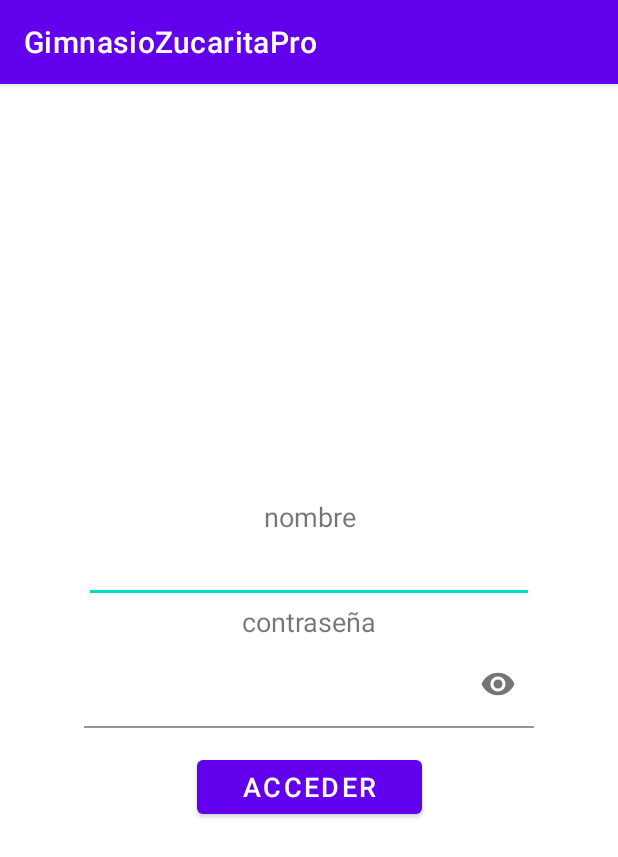
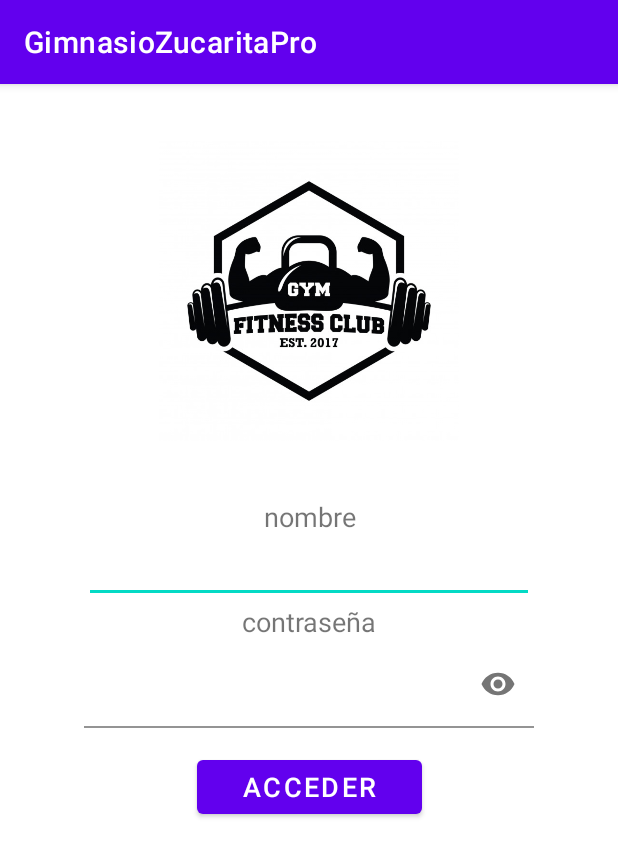
Before and after one commit to loleandote/GestionTrabajo2, an Android app: the screen it shows after launch (MainActivity), on a phone screen of 412 x 824 dp. Shown: the top 857 px of the screen. Run offline under Robolectric (Android 15) with nearby library versions, the phone set to English and light mode, and no system bars.

Commit message:
Icono actualizado

```diff
--- a/app/src/main/java/com/example/gestiontrabajo/Usuarios/FragmentUsuarios.java
+++ b/app/src/main/java/com/example/gestiontrabajo/Usuarios/FragmentUsuarios.java
@@ -39,6 +39,7 @@ public class FragmentUsuarios extends Fragment {
     FragmentInstalacion fragmentInstalacion;
     Spinner OpcionesRoles;
     ArrayList<Integer>listaRoles;
+    ArrayList<Rol>listaRolCompleto;
     public FragmentUsuarios() {
         // Required empty public constructor
     }
@@ -175,6 +176,7 @@ public class FragmentUsuarios extends Fragment {
             @Override
             public void onResponse(Call<ArrayList<Rol>> call, Response<ArrayList<Rol>> response) {
                 if(response.isSuccessful()){
+                    listaRolCompleto= response.body();
                     String []listaNombres = new String[response.body().size()+1];
                     listaNombres[0]= "Todos";
                     for(int i=0; i<response.body().size();i++)
@@ -185,7 +187,7 @@ public class FragmentUsuarios extends Fragment {
 
             @Override
             public void onFailure(Call<ArrayList<Rol>> call, Throwable t) {
-
+System.out.println(t.getMessage());
             }
         });
     }
--- a/app/src/main/java/com/example/gestiontrabajo/Usuarios/UsuarioAdapter.java
+++ b/app/src/main/java/com/example/gestiontrabajo/Usuarios/UsuarioAdapter.java
@@ -41,6 +41,7 @@ public class UsuarioAdapter extends RecyclerView.Adapter<UsuarioAdapter.MiViewHo
     public void onBindViewHolder(@NonNull MiViewHolder holder, int position) {
         System.out.println(position);
         holder.nombreTextView.setText(lista.get(position).getNombre_usuario());
+        holder.rolUsuarioTextView.setText(lista.get(position).getCodigo_rol());
     }
 
     public void setOnItemClickListener(View.OnClickListener onClickListener)
@@ -63,9 +64,11 @@ public class UsuarioAdapter extends RecyclerView.Adapter<UsuarioAdapter.MiViewHo
 
     public static class MiViewHolder extends  RecyclerView.ViewHolder{
         public TextView nombreTextView;
+        public TextView rolUsuarioTextView;
         public MiViewHolder(View view){
             super(view);
             this.nombreTextView =itemView.findViewById(R.id.nombreUsuarioTextView);
+            this.rolUsuarioTextView =itemView.findViewById(R.id.rolUsuarioTextView);
         }
     }
 }
--- a/app/src/main/res/layout/fragment_login.xml
+++ b/app/src/main/res/layout/fragment_login.xml
@@ -10,35 +10,44 @@
         android:layout_width="match_parent"
         android:layout_height="match_parent">
 
+        <ImageView
+            android:layout_width="match_parent"
+            android:layout_height="200dp"
+            android:src="@drawable/logo_gimnasio_pro"
+            app:layout_constraintBottom_toTopOf="@+id/linearLayout4"
+            app:layout_constraintTop_toTopOf="parent" />
+
         <LinearLayout
+            android:id="@+id/linearLayout4"
             android:layout_width="wrap_content"
             android:layout_height="wrap_content"
+            android:layout_gravity="center_horizontal"
             android:orientation="vertical"
             android:textAlignment="center"
             app:layout_constraintBottom_toBottomOf="parent"
             app:layout_constraintEnd_toEndOf="parent"
             app:layout_constraintStart_toStartOf="parent"
-            app:layout_constraintTop_toTopOf="parent"
-            android:layout_gravity="center_horizontal">
+            app:layout_constraintTop_toTopOf="parent">
 
             <TextView
                 android:layout_width="match_parent"
                 android:layout_height="wrap_content"
-                android:textAlignment="center"
+                android:gravity="center_horizontal"
                 android:text="@string/NombreLogin"
-                android:gravity="center_horizontal" />
+                android:textAlignment="center" />
 
             <EditText
                 android:id="@+id/nombreEditText"
                 android:layout_width="match_parent"
-                android:layout_height="wrap_content"/>
+                android:layout_height="wrap_content" />
 
             <TextView
                 android:layout_width="match_parent"
                 android:layout_height="wrap_content"
-                android:textAlignment="center"
+                android:gravity="center_horizontal"
                 android:text="@string/ContraseñaLogin"
-                android:gravity="center_horizontal" />
+                android:textAlignment="center" />
+
             <com.google.android.material.textfield.TextInputLayout
                 android:layout_width="300dp"
                 android:layout_height="wrap_content"
```
Also changed, not shown: app/src/main/res/layout/elementos_lista_usuario.xml (+10 -1 lines), app/src/main/res/drawable/logo_gimnasio_pro.jpg (added). Lines whose indentation alone changed are shown as unchanged.
